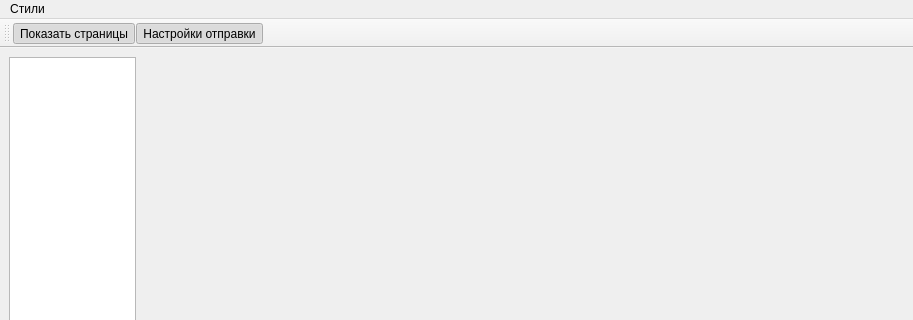
This is ui/MainWindow/MainWindow.ui in Jomart02/Lazuli as Qt 5 draws it before an edit; both pictures show x 0 to 913 and y 0 to 320 of the 913 by 838 pixel window. The edited form follows.
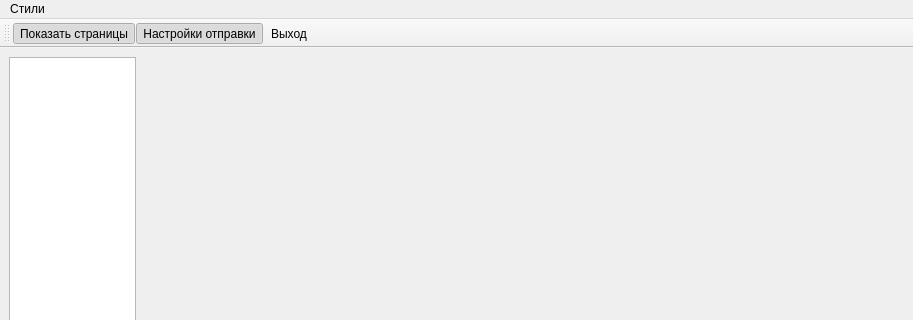
This is the edited form. Custom widgets are drawn as their Qt base class.

```diff
--- a/ui/MainWindow/MainWindow.ui
+++ b/ui/MainWindow/MainWindow.ui
@@ -73,6 +73,7 @@
    </attribute>
    <addaction name="ShowPages"/>
    <addaction name="sendOptions"/>
+   <addaction name="Exit"/>
   </widget>
   <widget class="QMenuBar" name="menuBar">
    <property name="geometry">
@@ -142,6 +143,17 @@
     <string>night</string>
    </property>
   </action>
+  <action name="Exit">
+   <property name="checkable">
+    <bool>true</bool>
+   </property>
+   <property name="text">
+    <string>Выход</string>
+   </property>
+   <property name="menuRole">
+    <enum>QAction::NoRole</enum>
+   </property>
+  </action>
  </widget>
  <customwidgets>
   <customwidget>
```
Left out of the diff: 2 changed lines with no effect on the pictures.
